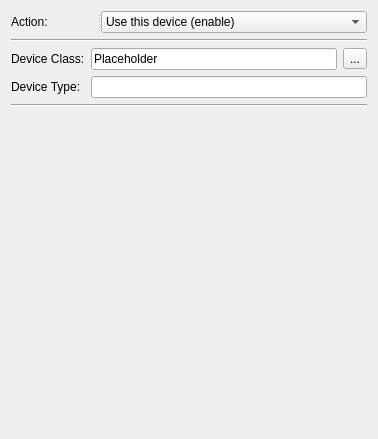
The window that src/apps/mvvm-folders/device/devicewidget.ui (august-alt/policy-preferences-editor-prototype) describes before a commit, drawn with Qt 5.
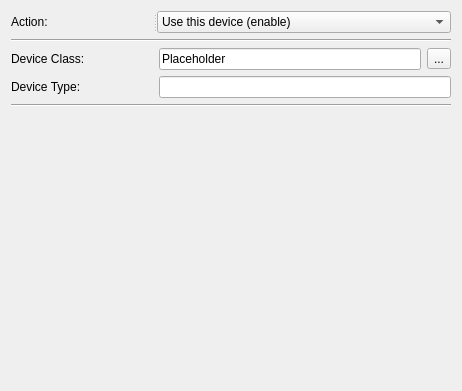
The same window after the commit.

Diff of the .ui file:
```diff
--- a/src/apps/mvvm-folders/device/devicewidget.ui
+++ b/src/apps/mvvm-folders/device/devicewidget.ui
@@ -6,8 +6,8 @@
    <rect>
     <x>0</x>
     <y>0</y>
-    <width>378</width>
-    <height>439</height>
+    <width>462</width>
+    <height>391</height>
    </rect>
   </property>
   <property name="windowTitle">
@@ -42,13 +42,13 @@
       </property>
       <property name="minimumSize">
        <size>
-        <width>86</width>
+        <width>142</width>
         <height>0</height>
        </size>
       </property>
       <property name="maximumSize">
        <size>
-        <width>86</width>
+        <width>142</width>
         <height>16777215</height>
        </size>
       </property>
@@ -87,6 +87,18 @@
      </item>
      <item row="0" column="0">
       <widget class="QLabel" name="deviceClassLabel">
+       <property name="sizePolicy">
+        <sizepolicy hsizetype="Fixed" vsizetype="Preferred">
+         <horstretch>0</horstretch>
+         <verstretch>0</verstretch>
+        </sizepolicy>
+       </property>
+       <property name="minimumSize">
+        <size>
+         <width>142</width>
+         <height>0</height>
+        </size>
+       </property>
        <property name="font">
         <font>
          <pointsize>9</pointsize>
@@ -109,6 +121,24 @@
      </item>
      <item row="1" column="0">
       <widget class="QLabel" name="deviceTypeLabel">
+       <property name="sizePolicy">
+        <sizepolicy hsizetype="Fixed" vsizetype="Preferred">
+         <horstretch>0</horstretch>
+         <verstretch>0</verstretch>
+        </sizepolicy>
+       </property>
+       <property name="minimumSize">
+        <size>
+         <width>142</width>
+         <height>0</height>
+        </size>
+       </property>
+       <property name="maximumSize">
+        <size>
+         <width>142</width>
+         <height>16777215</height>
+        </size>
+       </property>
        <property name="text">
         <string>Device Type:</string>
        </property>
```
